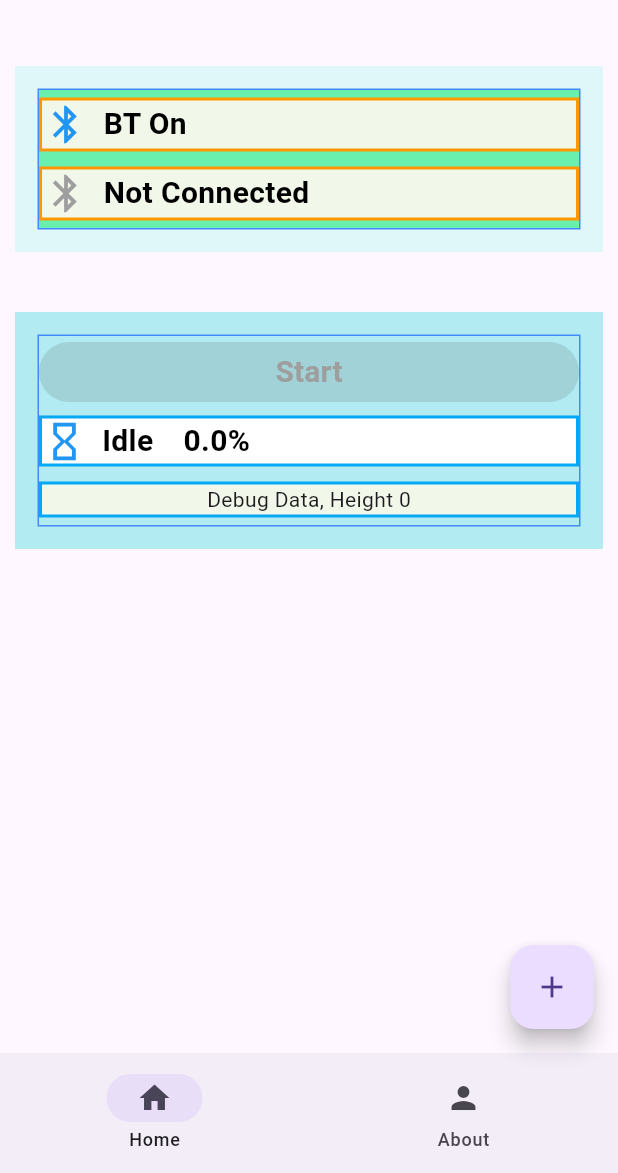
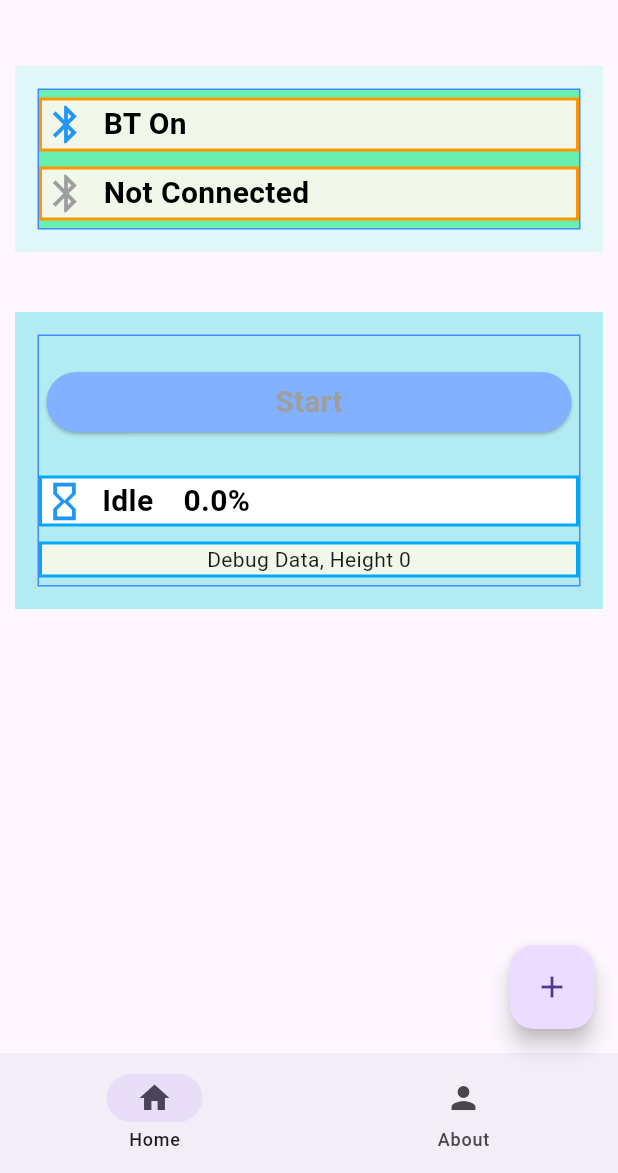
Before and after one commit to AsiGlassi/DoughFermentationApp, a Flutter app: the screen it shows after launch, on a phone screen of 412 x 824 dp, the part 63-1236 px from its top. Run offline on Flutter 3.47's test engine with Material 3 defaults, Android fonts, the light colour scheme and no system bars; our stand-ins replace flutter_blue_plus.

Commit message:
Continue Separating Connection status from Service status

```diff
--- a/lib/Messages.dart
+++ b/lib/Messages.dart
@@ -1,4 +1,3 @@
-import 'package:convert/convert.dart';
 
 import 'package:json_annotation/json_annotation.dart';
 
--- a/lib/home_page.dart
+++ b/lib/home_page.dart
@@ -19,16 +19,15 @@ const String CHARACTERISTIC_START_UUID = "fc70539e-2e17-4cf8-b7e2-4375fc7ded5a";
 const String CHARACTERISTIC_STATUS_UUID = "a1990b88-249f-45b2-a0b2-ba0f1f90ca0a";
 const String CHARACTERISTIC_DESIRED_FERMENTATION_UUID = "b1f4f8ec-efd5-4fd9-be66-09bbb9baa1da";
 
-enum DoughServcieStatusEnum { idle, Connected, Fermenting, ReachedDesiredFerm, OverFerm, Error }
+enum DoughServcieStatusEnum { idle, Fermenting, ReachedDesiredFerm, OverFerm, Error }
 final List<Color> doughServcieStatuColors = <Color>[
   const Color.fromARGB(0xFF, 0xFF, 0xFF, 0xFF), //GRB 0xFFFFFF,
-  const Color.fromARGB(0xFF, 0xAC, 0x61, 0x99), //GRB 0xAC6199
   const Color.fromARGB(0xFF, 0xFF, 0xFF, 0x88), //GRB 0xFFFF88
   const Color.fromARGB(0xFF, 0x33, 0xFF, 0x33), //GRB 0x33FF33
   const Color.fromARGB(0xFF, 0xFF, 0x75, 0x33), //GRB 0xFF7533
   const Color.fromARGB(0xFF, 0xEE, 0x33, 0x33),  //GRB 0xEE3333
-
 ];
+const Color deviceConnectedColor = Color.fromARGB(0xFF, 0xAC, 0x61, 0x99); //GRB 0xAC6199
 
 
 class HomePage extends StatefulWidget {
@@ -40,7 +39,6 @@ class HomePage extends StatefulWidget {
 
 class _HomePageState extends State<HomePage> {
 
-  var cblack = Colors.black;
   bool statusChangeByUser = false;
 
   BluetoothAdapterState btState = BluetoothAdapterState.unknown;
@@ -49,6 +47,7 @@ class _HomePageState extends State<HomePage> {
   late BluetoothDevice asiDoughDevice;
   bool isScanning = false;
   BluetoothAdapterState  btDeviceState = BluetoothAdapterState.unknown;
+bool serviceConnected = false;
   BluetoothCharacteristic? startStopCharactaristics = null;
   DoughServcieStatusEnum doughServcieStatus = DoughServcieStatusEnum.idle;
   int doughHeight = 0;
@@ -62,7 +61,6 @@ class _HomePageState extends State<HomePage> {
 
   @override
   Widget build(BuildContext context) {
-    final my_color_variable = Colors.red;
     return Center(
       child: Column(children: [
         // ElevatedButton(
@@ -104,7 +102,7 @@ class _HomePageState extends State<HomePage> {
                         margin: const EdgeInsets.symmetric(horizontal: 10.0),
                         child: Text(
                           btState == BluetoothAdapterState.off ? 'BT Off' : 'BT On',
-                          style: TextStyle(
+                          style: const TextStyle(
                             fontSize: 20,
                             fontWeight: FontWeight.bold,
                             color: Colors.black,
@@ -127,7 +125,7 @@ class _HomePageState extends State<HomePage> {
                           case BluetoothAdapterState.on:
                           //case BluetoothAdapterState.unauthorized:
                           //case BluetoothAdapterState.unavailable:
-                            debugPrint('Scanning for Devcie ...');
+                            debugPrint('TAP - Scanning for Devices ...');
                             await ScanBleDoughDevice(flutterBluePlus);
                             break;
                           // case BluetoothAdapterState.turningOff:
@@ -150,22 +148,22 @@ class _HomePageState extends State<HomePage> {
                         //Device   Icon
                         Icon(
                           size: 30.0,
-                          doughServcieStatus == DoughServcieStatusEnum.Connected
+                          (serviceConnected)
                               ? Icons.bluetooth_connected
                               : Icons.bluetooth_outlined,
-                          color: doughServcieStatus == DoughServcieStatusEnum.Connected
+                          color: (serviceConnected)
                               ? Colors.blue
                               : Colors.grey,
                         ),
                         Container(
                           margin: const EdgeInsets.symmetric(horizontal: 10.0),
                           child: Text(
-                            doughServcieStatus == DoughServcieStatusEnum.Connected
+                            (serviceConnected)
                                 ? 'Connected'
                                 : isScanning
                                   ? 'Connecting ...'
                                   : 'Not Connected',
-                            style: TextStyle(
+                            style: const TextStyle(
                               fontSize: 20,
                               fontWeight: FontWeight.bold,
                               color: Colors.black,
@@ -196,15 +194,24 @@ class _HomePageState extends State<HomePage> {
                 mainAxisAlignment: MainAxisAlignment.spaceAround,
                 crossAxisAlignment: CrossAxisAlignment.stretch,
                 children: [
-                  ElevatedButton(
+                  Container(
+                    padding: const EdgeInsets.symmetric(vertical: 20),
+                    margin: const EdgeInsets.symmetric(horizontal: 5.0),
+                          child:ElevatedButton(
                               style: ElevatedButton.styleFrom(
-                      backgroundColor: Colors.blueAccent,
+                                backgroundColor: Colors.blueAccent[100], // background color
+                                foregroundColor: Colors.white, // text color
+                                shape: RoundedRectangleBorder(
+                                  borderRadius: BorderRadius.circular(20),
                                 ),
-                    onPressed: (btDeviceState != BluetoothAdapterState.on)
-                        ? null
-                        : () async {
-                          if ((startStopCharactaristics != null) && (btDeviceState == BluetoothAdapterState.on)) {
-                            if ((doughServcieStatus == DoughServcieStatusEnum.idle) || (doughServcieStatus == DoughServcieStatusEnum.Connected)) {
+                                padding: const EdgeInsets.symmetric(vertical: 5),
+                              ),
+                              onPressed: () {
+                                serviceConnected
+                                    ? () async {
+                                  if ((startStopCharactaristics != null) &&
+                                      (btDeviceState == BluetoothAdapterState.on)) {
+                                    if (doughServcieStatus == DoughServcieStatusEnum.idle || serviceConnected) {
                                       debugPrint('Start Fermentation Monitoring.');
                                       await startStopCharactaristics?.write([0x1]);
                                     } else {
@@ -212,18 +219,29 @@ class _HomePageState extends State<HomePage> {
                                       await startStopCharactaristics?.write([0x0]);
                                     }
                                   }
+                                }
+                                    : null; //disable
                               },
-                    child: Text(((doughServcieStatus == DoughServcieStatusEnum.idle) || (doughServcieStatus == DoughServcieStatusEnum.Connected)) ? 'Start' : 'Stop',
+                              child: Text(
+                                  (doughServcieStatus == DoughServcieStatusEnum.idle || serviceConnected)
+                                      ? 'Start'
+                                      : 'Stop',
                                   style: TextStyle(
                                     fontSize: 20,
                                     fontWeight: FontWeight.bold,
-                          color: btDeviceState == BluetoothAdapterState.on ? Colors.black : Colors.grey,
-                        )),
+                                    color: serviceConnected
+                                        ? Colors.black
+                                        : Colors.grey,
+                                  )
+                              )
+                          ),
                   ),
                   //Fermentation Status -   idle, Fermenting, ReachedDesiredFerm, OverFerm, Error
                   Container(
                     decoration:
-                        BoxDecoration(color: doughServcieStatuColors[doughServcieStatus.index], border: Border.all(color: Colors.lightBlue, width: 2.0)),
+                        BoxDecoration(
+                            color: doughServcieStatuColors[doughServcieStatus.index],
+                            border: Border.all(color: Colors.lightBlue, width: 2.0)),
                     margin: const EdgeInsets.symmetric(vertical: 5.0),
                     child: Row(mainAxisAlignment: MainAxisAlignment.start, mainAxisSize: MainAxisSize.max, children: [
                       //BT Icon
@@ -231,7 +249,7 @@ class _HomePageState extends State<HomePage> {
                         size: 30.0,
                         doughServcieStatus == DoughServcieStatusEnum.idle
                             ? Icons.hourglass_empty
-                            :doughServcieStatus == DoughServcieStatusEnum.Connected
+                            : serviceConnected
                             ? Icons.bluetooth_connected
                               : doughServcieStatus == DoughServcieStatusEnum.Fermenting
                                   ? Icons.hourglass_bottom
@@ -247,7 +265,7 @@ class _HomePageState extends State<HomePage> {
                         child: Text(
                           doughServcieStatus == DoughServcieStatusEnum.idle
                               ? 'Idle'
-                              : doughServcieStatus == DoughServcieStatusEnum.Connected
+                              : serviceConnected
                                 ? 'Connected'
                                 : doughServcieStatus == DoughServcieStatusEnum.Fermenting
                                     ? 'Fermenting'
@@ -256,7 +274,7 @@ class _HomePageState extends State<HomePage> {
                                         : doughServcieStatus == DoughServcieStatusEnum.OverFerm
                                             ? 'Over Fermentation'
                                             : 'Error',
-                          style: TextStyle(
+                          style: const TextStyle(
                             fontSize: 20,
                             fontWeight: FontWeight.bold,
                             color: Colors.black,
@@ -359,8 +377,6 @@ class _HomePageState extends State<HomePage> {
 
     debugPrint('Device Scan Result size;${results.length}');
 
-      // do something with scan results
-      // for (ScanResult result in results) {
     if (results.isNotEmpty) {
       ScanResult result = results.last; // the most recently found device
 
@@ -368,8 +384,9 @@ class _HomePageState extends State<HomePage> {
 
       if (result.device.platformName == DOUGH_DEVICE_NAME) {
         asiDoughDevice = result.device;
+        serviceConnected = true;
         str = asiDoughDevice.platformName;
-          debugPrint('\'${str}\' Found Asi Dough Device, Connecting....');
+        debugPrint('\'$str\' Found Asi Dough Device, Connecting....');
 
         //Subscribe for device connection/disconnection
         asiDoughDevice.connectionState.listen((state) {
@@ -377,55 +394,62 @@ class _HomePageState extends State<HomePage> {
           debugPrint('Device status changed to \'${state.name}\'');
 
           if (state == BluetoothConnectionState.connected) {
+            // print("Connection established with Asi Dough Device.");
+
+            setState(() {
+              serviceConnected = true;
+            });
+
+            //set device settings
+            if (Platform.isAndroid) {
+
+              final subscription = asiDoughDevice!.mtu.listen((int mtu) {
+                // iOS: initial value is always 23, but iOS will quickly negotiate a higher value
+                int mtuNow = asiDoughDevice!.mtuNow;
+                debugPrint('Device MTU changed to $mtu , $mtuNow');
+              });
+
+              //Request long messages
+              asiDoughDevice!.requestMtu(512);
+
+              // asiDoughDevice.requestConnectionPriority();
+            }
+
+            //look for services
             discoverBleDoughServices();
+
           } else if (state == BluetoothConnectionState.disconnected) {
 
             if (!statusChangeByUser) {
               setState(() {
-                  doughServcieStatus = DoughServcieStatusEnum.idle;
+                serviceConnected = false;
               });
-                Future.delayed(const Duration(milliseconds: 5000), () {
+              /*Timer.periodic(const Duration(seconds: 7), (timer) {
+            //try to reconnect
+            if (doughServcieStatus == DoughServcieStatusEnum.idle) {
+              debugPrint('Timer \'${timer.tick}\' try to connect');
               asiDoughDevice.connect();
-                });
+            } else {
+              debugPrint('Connected cancel timer.');
+              timer.cancel();
+            }
+          });*/
             }
           }
         });
 
-          await asiDoughDevice.connect();
-
-          if (Platform.isAndroid) {
-            await result.device.requestMtu(512); // Example value
+        await asiDoughDevice!.connect(
+            autoConnect: true,
+            mtu:null,
+            timeout: Duration(seconds: 15)
+        ).catchError((error) {
+          print("Failed to connect Asi Dough Device: $error");
         }
+        );
 
         // Stop scanning
         debugPrint('Stop scanning (found my device)');
-          await FlutterBluePlus.stopScan();
-
-  /*
-          // Subscribe to connection changes
-          deviceStateSubsc = FlutterBluePlus.adapterState.listen((state) async {
-            setState(() {
-              btDeviceState = state;
-            });
-
-            debugPrint('Device status changed to \'${state.name}\'');
-
-            if (state == BluetoothAdapterState.on) {
-              //Get Service
-              await discoverBleDoughServices();
-
-            } else if (state == BluetoothAdapterState.off) {
-              //try to reconnect
-              //Todo - Put a Timer
-              if (!statusChangeByUser) {
-                await result.device.connect();
-              }
-            } else {
-              debugPrint('Device status changed to \'${state.name}\'  --> Not Handled.');
-            }
-          });
-*/
-          // break;
+        await FlutterBluePlus.stopScan(); //ToDo - Should we stop the scan?
       }
     }
       },
@@ -458,6 +482,8 @@ class _HomePageState extends State<HomePage> {
     //Look for Dough Height Service
     for (var service in services) {
       if (service.uuid.toString().compareTo(DOUGH_HEIGHT_SERVICE_UUID) == 0) {
+        //Service Found, Mark Connected
+        serviceConnected = true;
         debugPrint('Found the Dough Height Service');
         await ReadCharacteristics(service);
       }
@@ -465,8 +491,9 @@ class _HomePageState extends State<HomePage> {
   }
 
   Future<void> ReadCharacteristics(BluetoothService service) async {
+
     //Get Characteristics
-    var characteristics = service.characteristics;
+    List<BluetoothCharacteristic> characteristics = service.characteristics;
     for (BluetoothCharacteristic character in characteristics) {
       debugPrint('Found Characteristic ${character.uuid}');
       switch (character.uuid.toString()) {
@@ -474,17 +501,17 @@ class _HomePageState extends State<HomePage> {
           {
             if (character.properties.read) {
               List<int> value = await character.read();
-              debugPrint('Read DoughServcieStatus value ${character.uuid} --> $value');
+              StatusMessage statusValue = GetStatusCharacteristics(value);
+              debugPrint('Read Dough Service Status Status \'${DoughServcieStatusEnum.values[statusValue.status]}\', Message: \'${statusValue.message}\'');
               setState(() {
-                StatusMessage statusValue = GetStatusCharacteristics(value);
                 doughServcieStatus = DoughServcieStatusEnum.values[statusValue.status];
               });
             }
             if (!character.isNotifying) {
               statusCharSubsc = character.value.listen((value) {
-                debugPrint('Listen DoughServcieStatus Value ${character.uuid} --> $value');
+                StatusMessage statusValue = GetStatusCharacteristics(value);
+                debugPrint('Listen Dough Service Status \'${DoughServcieStatusEnum.values[statusValue.status]}\', Message: \'${statusValue.message}\'');
                 setState(() {
-                  StatusMessage statusValue = GetStatusCharacteristics(value);
                   doughServcieStatus = DoughServcieStatusEnum.values[statusValue.status];
                 });
               });
@@ -498,16 +525,18 @@ class _HomePageState extends State<HomePage> {
           {
             if (character.properties.read) {
               List<int> value = await character.read();
-              debugPrint('Read Dough Height ${character.uuid} --> $value');
+              int intTmpVal = GetIntCharacteristics(value);
+              debugPrint('Read Dough Height: \'$intTmpVal\'');
               setState(() {
-                doughHeight = GetIntCharacteristics(value);
+                doughHeight = intTmpVal;
               });
             }
             if (!character.isNotifying) {
               heightCharSubsc = character.value.listen((value) {
-                debugPrint('Listen Dough Height ${character.uuid} --> $value');
+                int intTmpVal = GetIntCharacteristics(value);
+                debugPrint('Listen Dough Height: \'$intTmpVal\'');
                 setState(() {
-                  doughHeight = GetIntCharacteristics(value);
+                  doughHeight = intTmpVal;
                 });
               });
               Future.delayed(const Duration(milliseconds: 1000), () {
@@ -525,18 +554,18 @@ class _HomePageState extends State<HomePage> {
           {
             if (character.properties.read) {
               List<int> value = await character.read();
-              debugPrint('Read Dough Fermentation Percentage ${character.uuid} --> $value');
+              double dblTempVal = (GetDoubleCharacteristics(value) * 100);
+              debugPrint('Read Dough Fermentation Percentage: \'${dblTempVal.toStringAsFixed(3)}\'');
               setState(() {
-                fermPrecentage = (GetDoubleCharacteristics(value) * 100);
-                debugPrint(fermPrecentage.toStringAsFixed(3));
+                fermPrecentage = dblTempVal;
               });
             }
             if (!character.isNotifying) {
               heightCharSubsc = character.value.listen((value) {
-                debugPrint('Listen Dough Fermentation Percentage ${character.uuid} --> $value');
+                double dblTempVal = (GetDoubleCharacteristics(value) * 100);
+                debugPrint('Listen Dough Fermentation Percentage: \'${dblTempVal.toStringAsFixed(3)}\'');
                 setState(() {
-                  fermPrecentage = (GetDoubleCharacteristics(value) * 100);
-                  debugPrint(fermPrecentage.toStringAsFixed(3));
+                  fermPrecentage = dblTempVal;
                 });
               });
               Future.delayed(const Duration(milliseconds: 1500), () {
@@ -553,9 +582,13 @@ class _HomePageState extends State<HomePage> {
     //heightCharSub
     int intValue = 0;
     if (value.isNotEmpty) {
+      try {
         String stringValue = const AsciiDecoder().convert(value);
         if (stringValue != 'N/A') {
           intValue = int.parse(stringValue);
+        }
+      } catch (ex) {
+        debugPrint('Parse Int characteristics Exception: \'${ex}\'');
       }
   }
     return intValue;
@@ -565,9 +598,13 @@ class _HomePageState extends State<HomePage> {
     //heightCharSub
     double doubleValue = 0.0;
     if ((value.isNotEmpty) && (value.length < 10)) {
+      try {
         String stringValue = const AsciiDecoder().convert(value);
         if (stringValue != 'N/A') {
           doubleValue = double.parse(stringValue);
+        }
+      } catch (ex) {
+        debugPrint('Parse Double characteristics Exception: \'${ex}\'');
       }
     }
     return doubleValue;
@@ -577,10 +614,14 @@ class _HomePageState extends State<HomePage> {
 
     StatusMessage statusValue = StatusMessage.EmptyConstructor();
     if (value.isNotEmpty) {
+      try {
         String stringValue = const AsciiDecoder().convert(value);
         if (stringValue != 'N/A') {
           final statusMap = jsonDecode(stringValue) as Map<String, dynamic>;
           statusValue = StatusMessage.fromJson(statusMap);
+        }
+      } catch (ex) {
+        debugPrint('Parse Status characteristics Exception: \'${ex}\'');
       }
     }
     return statusValue;
@@ -589,9 +630,9 @@ class _HomePageState extends State<HomePage> {
 
   void DisconnectingDevice() {
     debugPrint('Disconnecting from device, remove subscriptions');
-    heightCharSubsc.cancel();
-    statusCharSubsc.cancel();
-    asiDoughDevice.disconnect();
+    // heightCharSubsc.cancel();
+    // statusCharSubsc.cancel();
+    asiDoughDevice.disconnect();//ToDo - does it affect the reconnect?
   }
 
   // @override
--- a/lib/main.dart
+++ b/lib/main.dart
@@ -1,4 +1,3 @@
-import 'dart:ui';
 
 import 'package:flutter/material.dart';
 import 'package:dough_fermentation/about_page.dart';
```
Also changed, not shown: 1 other file. Lines whose indentation alone changed are shown as unchanged.
